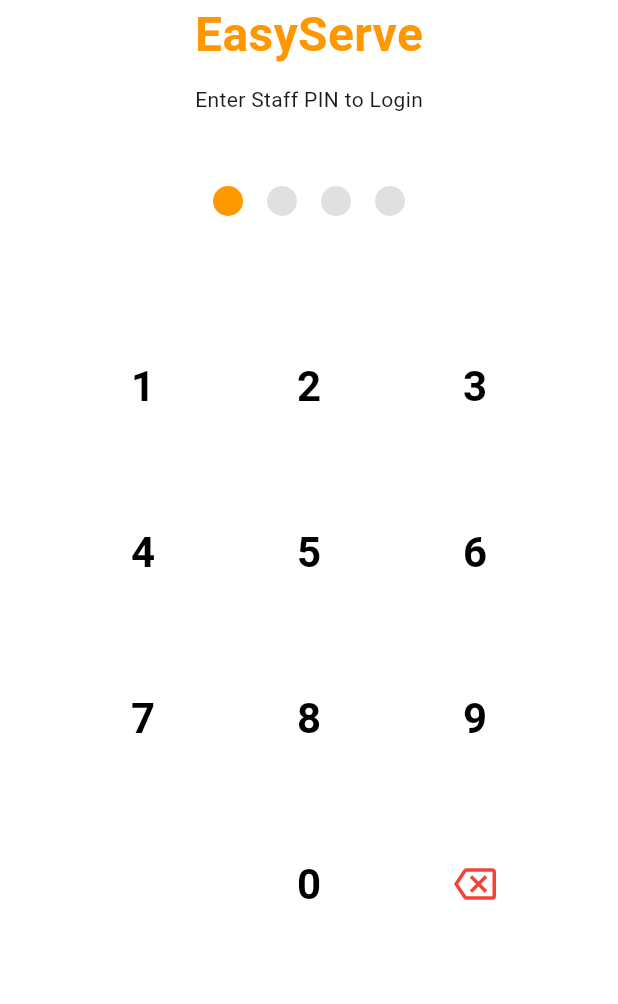
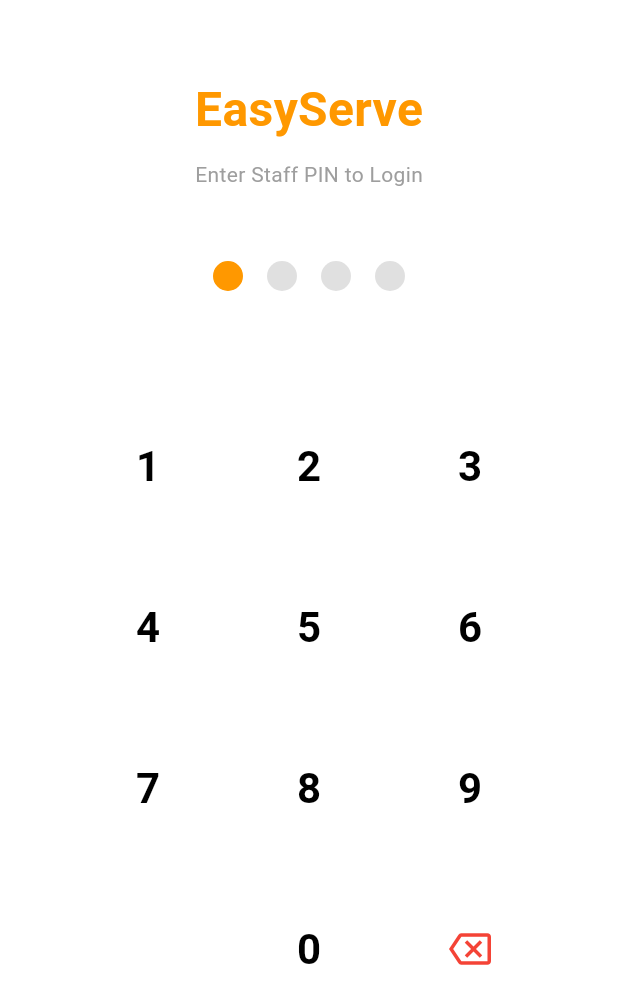
Before and after one commit to UrFavv2/EasyServe_V2, a Flutter app: the screen it shows after launch, after a tap on an icon or button, on a phone screen of 412 x 824 dp. Shown: the top 1004 px of the screen. Run offline on Flutter 3.47's test engine with Material 3 defaults, Android fonts, the phone set to English and light mode, and no system bars; our stand-ins replace fl_chart, supabase_flutter; accounts and stored records are empty.

Commit message:
update yaml, main, login_screen, staff_list, add database_service

```diff
--- a/lib/main.dart
+++ b/lib/main.dart
@@ -1,9 +1,22 @@
 import 'package:flutter/material.dart';
 // အောက်က import မှာ 'pos' နေရာမှာ မင်းရဲ့ project နာမည်ကို အစားထိုးပါ
 import './screens/splash_screen.dart';
-void main() {
+import './screens/kitchen/kitchen_main_screen.dart';
+import './screens/admin/dashboard_screen.dart';
+import 'package:supabase_flutter/supabase_flutter.dart';
+
+
+Future<void> main() async {
+  WidgetsFlutterBinding.ensureInitialized();
+
+  await Supabase.initialize(
+    url: 'https://uhrmrrquagfedjixqxzf.supabase.co', // 👈 စောစောကရတဲ့ URL ထည့်ပါ
+    anonKey: 'sb_publishable_c2uIcemiPQlz4cz_oIlTIg_RSDxlf4e', // 👈 စောစောကရတဲ့ Key ထည့်ပါ
+  );
+
   runApp(const EasyServeApp());
 }
+
 
 class EasyServeApp extends StatelessWidget {
   const EasyServeApp({super.key});
--- a/lib/screens/login_screen.dart
+++ b/lib/screens/login_screen.dart
@@ -1,29 +1,72 @@
 import 'package:flutter/material.dart';
-import './waiter/table_selection_screen.dart';
+import '../services/database_service.dart'; // DatabaseService ရှိရာလမ်းကြောင်းကို မှန်အောင်ချိန်ပေးပါ
+import './waiter/table_selection_screen.dart'; // Waiter အတွက်
+// import './admin/admin_dashboard.dart'; // Admin အတွက် (ရှိလျှင် Import လုပ်ပါ)
 
 class LoginScreen extends StatefulWidget {
+  const LoginScreen({super.key});
+
   @override
   _LoginScreenState createState() => _LoginScreenState();
 }
 
 class _LoginScreenState extends State<LoginScreen> {
-  String pin = ""; // ရိုက်ထည့်လိုက်တဲ့ PIN ကို သိမ်းထားဖို့
+  String pin = "";
+  bool isLoading = false;
 
-  // နံပါတ်ခလုတ်နှိပ်တဲ့အခါ အလုပ်လုပ်မယ့် Function
-  void _onKeyPress(String value) {
+  // PIN ရိုက်တဲ့အခါ စစ်ဆေးမည့် Function
+  void _onKeyPress(String value) async {
+    if (isLoading) return; // Load ဖြစ်နေရင် ထပ်နှိပ်လို့မရအောင်
+
     setState(() {
-      if (pin.length < 4) { // PIN ကို ၄ လုံးပဲ ကန့်သတ်ထားမယ်
+      if (pin.length < 4) {
         pin += value;
       }
     });
 
-    // ၄ လုံးပြည့်သွားရင် Logic တစ်ခုခုလုပ်မယ် (ဥပမာ- Table Screen ကိုသွားမယ်)
+    // ၄ လုံးပြည့်ရင် Database မှာ စစ်မယ်
     if (pin.length == 4) {
-  // Table Selection Screen ကို ကူးပြောင်းခြင်း
+      setState(() => isLoading = true);
+
+      try {
+        // Supabase ကနေ ဝန်ထမ်းကို PIN နဲ့ ရှာမယ်
+        final staff = await DatabaseService().loginWithPin(pin);
+
+        if (staff != null) {
+          String role = staff['role'];
+          String name = staff['name'];
+
+          if (mounted) {
+            ScaffoldMessenger.of(context).showSnackBar(
+              SnackBar(content: Text("Welcome, $name!"), backgroundColor: Colors.green),
+            );
+
+            // Role အလိုက် Screen ခွဲပို့ခြင်း
+            if (role == 'Admin') {
+               // Navigator.pushReplacement(context, MaterialPageRoute(builder: (context) => const AdminDashboard()));
+            } else {
               Navigator.pushReplacement(
                 context,
                 MaterialPageRoute(builder: (context) => const TableSelectionScreen()),
               );
+            }
+          }
+        } else {
+          // PIN မှားခဲ့လျှင်
+          setState(() {
+            pin = ""; // PIN ပြန်ဖျက်မယ်
+            isLoading = false;
+          });
+          if (mounted) {
+            ScaffoldMessenger.of(context).showSnackBar(
+              const SnackBar(content: Text("Invalid PIN! Please try again."), backgroundColor: Colors.red),
+            );
+          }
+        }
+      } catch (e) {
+        setState(() => isLoading = false);
+        debugPrint("Login Error: $e");
+      }
     }
   }
 
@@ -43,43 +86,50 @@
         child: Column(
           mainAxisAlignment: MainAxisAlignment.center,
           children: [
-            // App Logo သို့မဟုတ် နာမည်
-            Text(
+            const SizedBox(height: 50),
+            const Text(
               "EasyServe",
               style: TextStyle(fontSize: 32, fontWeight: FontWeight.bold, color: Colors.orange),
             ),
-            SizedBox(height: 10),
-            Text("Enter Staff PIN to Login"),
-            SizedBox(height: 40),
+            const SizedBox(height: 10),
+            const Text("Enter Staff PIN to Login", style: TextStyle(color: Colors.grey)),
+            const SizedBox(height: 40),
 
-            // PIN Display (အစက်ကလေးများ)
+            // PIN Display (Dots)
             Row(
               mainAxisAlignment: MainAxisAlignment.center,
               children: List.generate(4, (index) {
                 return Container(
-                  margin: EdgeInsets.all(8),
+                  margin: const EdgeInsets.all(8),
                   width: 20,
                   height: 20,
                   decoration: BoxDecoration(
                     shape: BoxShape.circle,
                     color: index < pin.length ? Colors.orange : Colors.grey[300],
+                    border: Border.all(color: index < pin.length ? Colors.orange : Colors.transparent),
                   ),
                 );
               }),
             ),
-            SizedBox(height: 50),
+
+            const SizedBox(height: 20),
+            if (isLoading) const CircularProgressIndicator(color: Colors.orange),
+
+            const SizedBox(height: 40),
 
             // Number Pad
             Expanded(
               child: GridView.count(
                 crossAxisCount: 3,
                 shrinkWrap: true,
-                padding: EdgeInsets.symmetric(horizontal: 40),
+                padding: const EdgeInsets.symmetric(horizontal: 50),
+                mainAxisSpacing: 10,
+                crossAxisSpacing: 10,
                 children: [
                   for (var i = 1; i <= 9; i++) _buildNumberButton(i.toString()),
-                  _buildEmptySpace(), // နေရာလွတ်
+                  const SizedBox.shrink(),
                   _buildNumberButton("0"),
-                  _buildDeleteButton(), // ဖျက်တဲ့ခလုတ်
+                  _buildDeleteButton(),
                 ],
               ),
             ),
@@ -89,22 +139,23 @@
     );
   }
 
-  // နံပါတ်ခလုတ်ပုံစံ
   Widget _buildNumberButton(String value) {
-    return TextButton(
-      onPressed: () => _onKeyPress(value),
-      child: Text(value, style: TextStyle(fontSize: 28, fontWeight: FontWeight.bold, color: Colors.black)),
+    return InkWell(
+      onTap: () => _onKeyPress(value),
+      borderRadius: BorderRadius.circular(50),
+      child: Center(
+        child: Text(
+          value,
+          style: const TextStyle(fontSize: 28, fontWeight: FontWeight.bold, color: Colors.black),
+        ),
+      ),
     );
   }
 
   Widget _buildDeleteButton() {
     return IconButton(
       onPressed: _onClear,
-      icon: Icon(Icons.backspace_outlined, size: 28, color: Colors.red),
+      icon: const Icon(Icons.backspace_outlined, size: 28, color: Colors.red),
     );
   }
-
-  Widget _buildEmptySpace() {
-    return SizedBox.shrink();
 }
-}
--- a/pubspec.yaml
+++ b/pubspec.yaml
@@ -32,6 +32,7 @@
     sdk: flutter
   fl_chart: ^0.70.0
   intl: ^0.19.0
+  supabase_flutter: ^2.0.0
   # The following adds the Cupertino Icons font to your application.
   # Use with the CupertinoIcons class for iOS style icons.
   cupertino_icons: ^1.0.8
```
Also changed, not shown: lib/screens/admin/staff_list.dart (+67 -39 lines), lib/services/database_service.dart (added, +32 -0 lines), pubspec.lock, 5 other files. Lines whose indentation alone changed are shown as unchanged.
